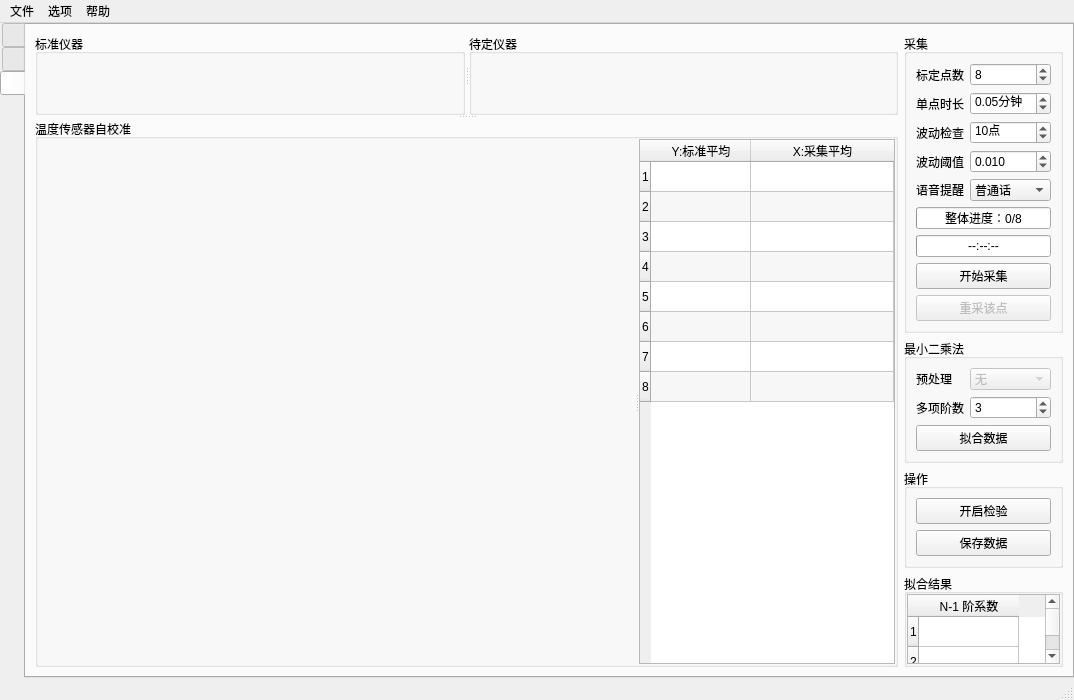
This is mainwindow.ui in m-RNA/TemperatureSelfCorrectionBasedOnQtSerial as Qt 5 draws it before an edit. The edited form follows.
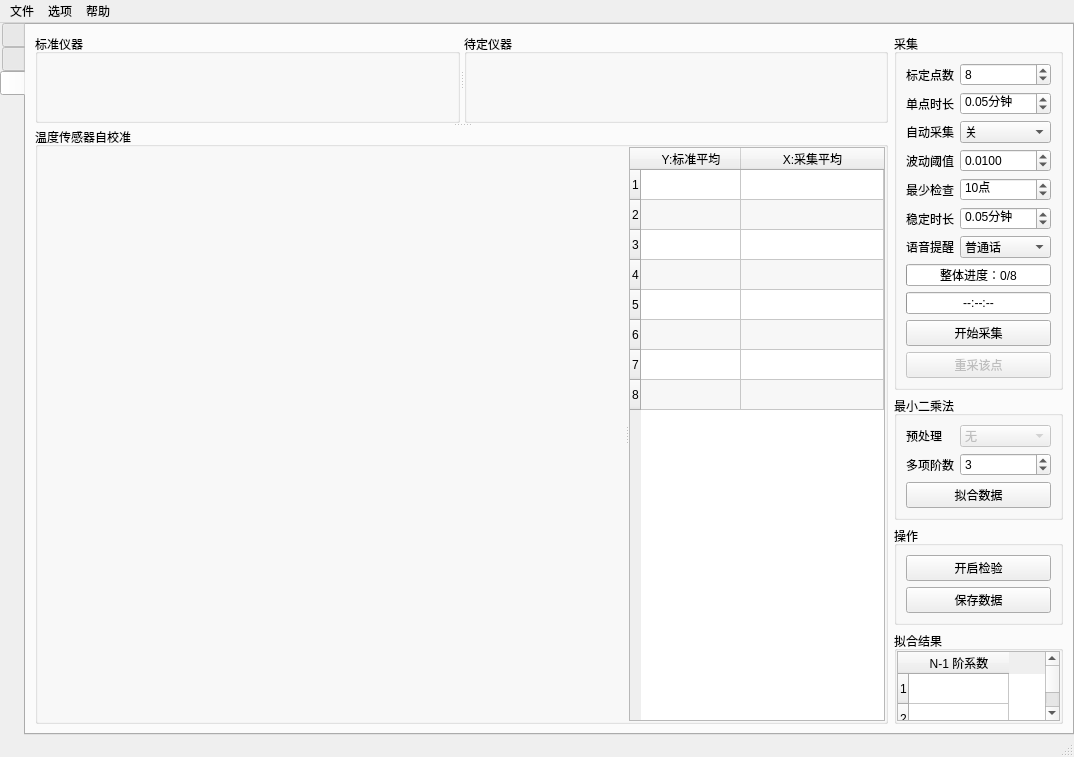
This is the edited form. The open tabs and pages were chosen to show the change. Icons and pictures are not drawn. Custom widgets are drawn as their Qt base class.

Commit message: 功能：添加自动采集雏形；配置文件开启时全部读取，中文不乱码；部分变量设置为静态等

What changed in the file:
```diff
--- a/mainwindow.ui
+++ b/mainwindow.ui
@@ -621,67 +621,8 @@
               <string>采集</string>
              </property>
              <layout class="QGridLayout" name="gridLayout_12">
-              <item row="4" column="2">
-               <widget class="QDoubleSpinBox" name="spbxWaveRange">
-                <property name="sizePolicy">
-                 <sizepolicy hsizetype="Preferred" vsizetype="Fixed">
-                  <horstretch>0</horstretch>
-                  <verstretch>0</verstretch>
-                 </sizepolicy>
-                </property>
-                <property name="alignment">
-                 <set>Qt::AlignLeading|Qt::AlignLeft|Qt::AlignVCenter</set>
-                </property>
-                <property name="prefix">
-                 <string/>
-                </property>
-                <property name="suffix">
-                 <string/>
-                </property>
-                <property name="decimals">
-                 <number>3</number>
-                </property>
-                <property name="minimum">
-                 <double>0.001000000000000</double>
-                </property>
-                <property name="maximum">
-                 <double>999.000000000000000</double>
-                </property>
-                <property name="singleStep">
-                 <double>0.001000000000000</double>
-                </property>
-                <property name="value">
-                 <double>0.010000000000000</double>
-                </property>
-               </widget>
-              </item>
-              <item row="0" column="2">
-               <widget class="QSpinBox" name="spbxSamplePointSum">
-                <property name="sizePolicy">
-                 <sizepolicy hsizetype="Minimum" vsizetype="Fixed">
-                  <horstretch>0</horstretch>
-                  <verstretch>0</verstretch>
-                 </sizepolicy>
-                </property>
-                <property name="alignment">
-                 <set>Qt::AlignLeading|Qt::AlignLeft|Qt::AlignVCenter</set>
-                </property>
-                <property name="suffix">
-                 <string/>
-                </property>
-                <property name="minimum">
-                 <number>2</number>
-                </property>
-                <property name="maximum">
-                 <number>99999</number>
-                </property>
-                <property name="value">
-                 <number>8</number>
-                </property>
-               </widget>
-              </item>
-              <item row="2" column="1">
-               <widget class="QLabel" name="label_17">
+              <item row="5" column="1">
+               <widget class="QLabel" name="label_16">
                 <property name="maximumSize">
                  <size>
                   <width>48</width>
@@ -689,57 +630,14 @@
                  </size>
                 </property>
                 <property name="text">
-                 <string>单点时长</string>
+                 <string>最少检查</string>
                 </property>
                 <property name="alignment">
                  <set>Qt::AlignLeading|Qt::AlignLeft|Qt::AlignVCenter</set>
                 </property>
                </widget>
               </item>
-              <item row="6" column="2">
-               <widget class="QComboBox" name="cbSound">
-                <property name="sizePolicy">
-                 <sizepolicy hsizetype="Preferred" vsizetype="Fixed">
-                  <horstretch>0</horstretch>
-                  <verstretch>0</verstretch>
-                 </sizepolicy>
-                </property>
-                <property name="currentIndex">
-                 <number>2</number>
-                </property>
-                <item>
-                 <property name="text">
-                  <string>关</string>
-                 </property>
-                </item>
-                <item>
-                 <property name="text">
-                  <string>粤语</string>
-                 </property>
-                </item>
-                <item>
-                 <property name="text">
-                  <string>普通话</string>
-                 </property>
-                </item>
-                <item>
-                 <property name="text">
-                  <string>台湾话</string>
-                 </property>
-                </item>
-                <item>
-                 <property name="text">
-                  <string>东北话</string>
-                 </property>
-                </item>
-                <item>
-                 <property name="text">
-                  <string>陕西话</string>
-                 </property>
-                </item>
-               </widget>
-              </item>
-              <item row="13" column="1" colspan="2">
+              <item row="15" column="1" colspan="2">
                <widget class="QPushButton" name="btnCollectSwitch">
                 <property name="sizePolicy">
                  <sizepolicy hsizetype="Preferred" vsizetype="Fixed">
@@ -763,6 +661,76 @@
                </widget>
               </item>
               <item row="6" column="1">
+               <widget class="QLabel" name="label_22">
+                <property name="maximumSize">
+                 <size>
+                  <width>48</width>
+                  <height>16777215</height>
+                 </size>
+                </property>
+                <property name="text">
+                 <string>稳定时长</string>
+                </property>
+                <property name="alignment">
+                 <set>Qt::AlignLeading|Qt::AlignLeft|Qt::AlignVCenter</set>
+                </property>
+               </widget>
+              </item>
+              <item row="10" column="1" colspan="2">
+               <widget class="QProgressBar" name="pgsbSingle">
+                <property name="minimum">
+                 <number>0</number>
+                </property>
+                <property name="maximum">
+                 <number>100</number>
+                </property>
+                <property name="value">
+                 <number>0</number>
+                </property>
+                <property name="alignment">
+                 <set>Qt::AlignCenter</set>
+                </property>
+                <property name="invertedAppearance">
+                 <bool>false</bool>
+                </property>
+                <property name="format">
+                 <string>--:--:--</string>
+                </property>
+               </widget>
+              </item>
+              <item row="9" column="1" colspan="2">
+               <widget class="QProgressBar" name="pgsbSum">
+                <property name="maximum">
+                 <number>8</number>
+                </property>
+                <property name="value">
+                 <number>0</number>
+                </property>
+                <property name="alignment">
+                 <set>Qt::AlignCenter</set>
+                </property>
+                <property name="format">
+                 <string>整体进度：%v/%m</string>
+                </property>
+               </widget>
+              </item>
+              <item row="2" column="1">
+               <widget class="QLabel" name="label_17">
+                <property name="maximumSize">
+                 <size>
+                  <width>48</width>
+                  <height>16777215</height>
+                 </size>
+                </property>
+                <property name="text">
+                 <string>单点时长</string>
+                </property>
+                <property name="alignment">
+                 <set>Qt::AlignLeading|Qt::AlignLeft|Qt::AlignVCenter</set>
+                </property>
+               </widget>
+              </item>
+              <item row="8" column="1">
                <widget class="QLabel" name="label_21">
                 <property name="maximumSize">
                  <size>
@@ -794,20 +762,164 @@
                 </property>
                </widget>
               </item>
-              <item row="7" column="1" colspan="2">
-               <widget class="QProgressBar" name="pgsbSum">
+              <item row="3" column="1">
+               <widget class="QLabel" name="label_20">
+                <property name="maximumSize">
+                 <size>
+                  <width>48</width>
+                  <height>16777215</height>
+                 </size>
+                </property>
+                <property name="text">
+                 <string>自动采集</string>
+                </property>
+                <property name="alignment">
+                 <set>Qt::AlignLeading|Qt::AlignLeft|Qt::AlignVCenter</set>
+                </property>
+               </widget>
+              </item>
+              <item row="8" column="2">
+               <widget class="QComboBox" name="cbSound">
+                <property name="sizePolicy">
+                 <sizepolicy hsizetype="Preferred" vsizetype="Fixed">
+                  <horstretch>0</horstretch>
+                  <verstretch>0</verstretch>
+                 </sizepolicy>
+                </property>
+                <property name="currentIndex">
+                 <number>2</number>
+                </property>
+                <item>
+                 <property name="text">
+                  <string>关</string>
+                 </property>
+                </item>
+                <item>
+                 <property name="text">
+                  <string>粤语</string>
+                 </property>
+                </item>
+                <item>
+                 <property name="text">
+                  <string>普通话</string>
+                 </property>
+                </item>
+                <item>
+                 <property name="text">
+                  <string>台湾话</string>
+                 </property>
+                </item>
+                <item>
+                 <property name="text">
+                  <string>东北话</string>
+                 </property>
+                </item>
+                <item>
+                 <property name="text">
+                  <string>陕西话</string>
+                 </property>
+                </item>
+               </widget>
+              </item>
+              <item row="5" column="2">
+               <widget class="QSpinBox" name="spbxWaveNum">
+                <property name="sizePolicy">
+                 <sizepolicy hsizetype="Minimum" vsizetype="Fixed">
+                  <horstretch>0</horstretch>
+                  <verstretch>0</verstretch>
+                 </sizepolicy>
+                </property>
+                <property name="alignment">
+                 <set>Qt::AlignLeading|Qt::AlignLeft|Qt::AlignVCenter</set>
+                </property>
+                <property name="suffix">
+                 <string>点</string>
+                </property>
+                <property name="minimum">
+                 <number>2</number>
+                </property>
                 <property name="maximum">
+                 <number>999</number>
+                </property>
+                <property name="value">
+                 <number>10</number>
+                </property>
+               </widget>
+              </item>
+              <item row="3" column="2">
+               <widget class="QComboBox" name="cbAutoCollect">
+                <item>
+                 <property name="text">
+                  <string>关</string>
+                 </property>
+                </item>
+                <item>
+                 <property name="text">
+                  <string>开</string>
+                 </property>
+                </item>
+               </widget>
+              </item>
+              <item row="4" column="2">
+               <widget class="QDoubleSpinBox" name="spbxWaveRange">
+                <property name="sizePolicy">
+                 <sizepolicy hsizetype="Preferred" vsizetype="Fixed">
+                  <horstretch>0</horstretch>
+                  <verstretch>0</verstretch>
+                 </sizepolicy>
+                </property>
+                <property name="alignment">
+                 <set>Qt::AlignLeading|Qt::AlignLeft|Qt::AlignVCenter</set>
+                </property>
+                <property name="prefix">
+                 <string/>
+                </property>
+                <property name="suffix">
+                 <string/>
+                </property>
+                <property name="decimals">
+                 <number>4</number>
+                </property>
+                <property name="minimum">
+                 <double>0.000100000000000</double>
+                </property>
+                <property name="maximum">
+                 <double>99999.999899999995250</double>
+                </property>
+                <property name="singleStep">
+                 <double>0.001000000000000</double>
+                </property>
+                <property name="stepType">
+                 <enum>QAbstractSpinBox::AdaptiveDecimalStepType</enum>
+                </property>
+                <property name="value">
+                 <double>0.010000000000000</double>
+                </property>
+               </widget>
+              </item>
+              <item row="0" column="2">
+               <widget class="QSpinBox" name="spbxSamplePointSum">
+                <property name="sizePolicy">
+                 <sizepolicy hsizetype="Minimum" vsizetype="Fixed">
+                  <horstretch>0</horstretch>
+                  <verstretch>0</verstretch>
+                 </sizepolicy>
+                </property>
+                <property name="alignment">
+                 <set>Qt::AlignLeading|Qt::AlignLeft|Qt::AlignVCenter</set>
+                </property>
+                <property name="suffix">
+                 <string/>
+                </property>
+                <property name="minimum">
+                 <number>2</number>
+                </property>
+                <property name="maximum">
+                 <number>99</number>
+                </property>
+                <property name="value">
                  <number>8</number>
                 </property>
-                <property name="value">
-                 <number>0</number>
-                </property>
-                <property name="alignment">
-                 <set>Qt::AlignCenter</set>
-                </property>
-                <property name="format">
-                 <string>整体进度：%v/%m</string>
-                </property>
                </widget>
               </item>
               <item row="4" column="1">
@@ -826,29 +938,7 @@
                 </property>
                </widget>
               </item>
-              <item row="8" column="1" colspan="2">
-               <widget class="QProgressBar" name="pgsbSingle">
-                <property name="minimum">
-                 <number>0</number>
-                </property>
-                <property name="maximum">
-                 <number>100</number>
-                </property>
-                <property name="value">
-                 <number>0</number>
-                </property>
-                <property name="alignment">
-                 <set>Qt::AlignCenter</set>
-                </property>
-                <property name="invertedAppearance">
-                 <bool>false</bool>
-                </property>
-                <property name="format">
-                 <string>--:--:--</string>
-                </property>
-               </widget>
-              </item>
-              <item row="14" column="1" colspan="2">
+              <item row="16" column="1" colspan="2">
                <widget class="QPushButton" name="btnCollectRestart">
                 <property name="enabled">
                  <bool>false</bool>
@@ -868,31 +958,6 @@
                 </property>
                </widget>
               </item>
-              <item row="3" column="2">
-               <widget class="QSpinBox" name="spbxWaveNum">
-                <property name="sizePolicy">
-                 <sizepolicy hsizetype="Minimum" vsizetype="Fixed">
-                  <horstretch>0</horstretch>
-                  <verstretch>0</verstretch>
-                 </sizepolicy>
-                </property>
-                <property name="alignment">
-                 <set>Qt::AlignLeading|Qt::AlignLeft|Qt::AlignVCenter</set>
-                </property>
-                <property name="suffix">
-                 <string>点</string>
-                </property>
-                <property name="minimum">
-                 <number>2</number>
-                </property>
-                <property name="maximum">
-                 <number>500</number>
-                </property>
-                <property name="value">
-                 <number>10</number>
-                </property>
-               </widget>
-              </item>
               <item row="2" column="2">
                <widget class="QDoubleSpinBox" name="spbxSampleTime">
                 <property name="sizePolicy">
@@ -927,20 +992,41 @@
                 </property>
                </widget>
               </item>
-              <item row="3" column="1">
-               <widget class="QLabel" name="label_16">
-                <property name="maximumSize">
-                 <size>
-                  <width>48</width>
-                  <height>16777215</height>
-                 </size>
-                </property>
-                <property name="text">
-                 <string>波动检查</string>
+              <item row="6" column="2">
+               <widget class="QDoubleSpinBox" name="spbxStableTime">
+                <property name="sizePolicy">
+                 <sizepolicy hsizetype="Preferred" vsizetype="Fixed">
+                  <horstretch>0</horstretch>
+                  <verstretch>0</verstretch>
+                 </sizepolicy>
                 </property>
                 <property name="alignment">
                  <set>Qt::AlignLeading|Qt::AlignLeft|Qt::AlignVCenter</set>
                 </property>
+                <property name="prefix">
+                 <string/>
+                </property>
+                <property name="suffix">
+                 <string>分钟</string>
+                </property>
+                <property name="decimals">
+                 <number>2</number>
+                </property>
+                <property name="minimum">
+                 <double>0.010000000000000</double>
+                </property>
+                <property name="maximum">
+                 <double>99.989999999999995</double>
+                </property>
+                <property name="singleStep">
+                 <double>0.100000000000000</double>
+                </property>
+                <property name="stepType">
+                 <enum>QAbstractSpinBox::AdaptiveDecimalStepType</enum>
+                </property>
+                <property name="value">
+                 <double>0.050000000000000</double>
+                </property>
                </widget>
               </item>
              </layout>
@@ -1317,17 +1403,17 @@
   </action>
  </widget>
  <customwidgets>
+  <customwidget>
+   <class>CVTable</class>
+   <extends>QTableWidget</extends>
+   <header>cv_table.h</header>
+  </customwidget>
   <customwidget>
    <class>FitChart</class>
    <extends>QWidget</extends>
    <header>fitchart.h</header>
    <container>1</container>
   </customwidget>
-  <customwidget>
-   <class>CVTable</class>
-   <extends>QTableWidget</extends>
-   <header>cv_table.h</header>
-  </customwidget>
   <customwidget>
    <class>StartCommunication</class>
    <extends>QWidget</extends>
```
Left out of the diff: 5 changed lines with no effect on the pictures. The commit also changes 12 other files.
